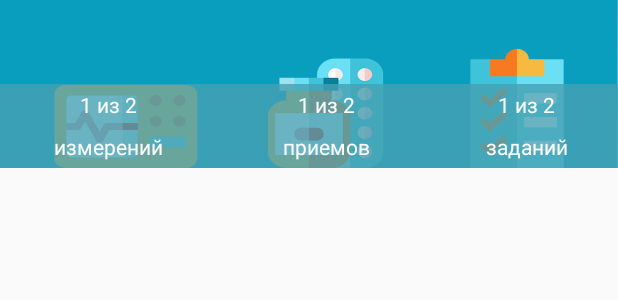
After one commit to robertkarklinsh/Keira, an Android app: the layout tracker_top.xml on its own in the app's theme, with its tools: preview values and no code run, on a phone screen of 412 x 824 dp. The commit adds this screen. Shown: the top 300 px of the screen. Run offline under Robolectric (Android 15) with nearby library versions, the phone set to English and light mode, and no system bars.

Commit message:
on the road to the merge

```diff
--- a/app/src/main/java/com/gattaca/team/ui/container/IContainer.java
+++ b/app/src/main/java/com/gattaca/team/ui/container/IContainer.java
@@ -1,6 +1,7 @@
 package com.gattaca.team.ui.container;
 
 import android.app.Activity;
+import android.content.Context;
 import android.view.View;
 
 import com.gattaca.team.R;
@@ -10,10 +11,12 @@ public abstract class IContainer<Model extends IContainerModel> {
     private final Class<Model> modelClass;
     private final View rootView;
     private Model model;
+    protected Context context;
 
     public IContainer(Activity screen, Class<Model> modelClass, final int rootViewId) {
         this.modelClass = modelClass;
         this.rootView = screen.findViewById(rootViewId);
+        this.context = screen;
         this.bindView();
     }
 
--- a/app/src/main/java/com/gattaca/team/ui/container/impl/TrackerContainer.java
+++ b/app/src/main/java/com/gattaca/team/ui/container/impl/TrackerContainer.java
@@ -2,6 +2,9 @@ package com.gattaca.team.ui.container.impl;
 
 import android.app.Activity;
 
+import android.support.v7.widget.DefaultItemAnimator;
+import android.support.v7.widget.LinearLayoutManager;
+import android.support.v7.widget.RecyclerView;
 import android.widget.RelativeLayout;
 
 import com.gattaca.team.R;
@@ -35,9 +38,14 @@ public final class TrackerContainer extends IContainer<TrackerModel> {
     @Override
     protected void reDraw() {
         //TODO: implements
-        TrackerModel model = (TrackerModel) this.getModel();
-        RelativeLayout rv = (RelativeLayout)this.getRootView();
+        TrackerModel model = this.getModel();
+        RelativeLayout relativeLayout = (RelativeLayout)this.getRootView();
 //        rv.addView();
+
+        RecyclerView rv = (RecyclerView) relativeLayout.findViewById(R.id.my_recycler_view);
+        rv.setLayoutManager(new LinearLayoutManager(context));
+        rv.setItemAnimator(new DefaultItemAnimator());
+
 
 
     }
--- a/app/src/main/res/layout/container_tracker.xml
+++ b/app/src/main/res/layout/container_tracker.xml
@@ -13,10 +13,17 @@
     tools:context="com.gattaca.team.ui.activity.MainActivity"
     tools:showIn="@layout/activity_main">
 
-    <TextView
+    <android.support.v7.widget.RecyclerView
+        android:id="@+id/my_recycler_view"
+        android:scrollbars="vertical"
         android:layout_width="match_parent"
         android:layout_height="match_parent"
-        android:gravity="center"
-        android:text="Tracker"
-        android:textSize="20sp" />
+        android:layout_alignParentStart="true" />
+
+    <!--<TextView-->
+        <!--android:layout_width="match_parent"-->
+        <!--android:layout_height="match_parent"-->
+        <!--android:gravity="center"-->
+        <!--android:text="Tracker"-->
+        <!--android:textSize="20sp" />-->
 </RelativeLayout>
--- /dev/null
+++ b/app/src/main/res/layout/tracker_top.xml
@@ -0,0 +1,95 @@
+<?xml version="1.0" encoding="utf-8"?>
+<LinearLayout xmlns:android="http://schemas.android.com/apk/res/android"
+    android:orientation="vertical" android:layout_width="match_parent"
+    android:background="@drawable/tracket_header_new"
+    android:layout_height="112dp">
+
+    <!--<ImageView-->
+        <!--android:id="@+id/header"-->
+        <!--android:layout_width="match_parent"-->
+        <!--android:layout_height="match_parent"-->
+        <!--android:src="@drawable/action_bar_expanded"-->
+        <!--android:fitsSystemWindows="true"-->
+        <!--android:scaleType="centerCrop" />-->
+
+
+    <android.support.design.widget.TabLayout
+        android:id="@+id/tabs1"
+        android:layout_width="match_parent"
+        android:layout_height="?attr/actionBarSize"
+        android:layout_gravity="center" />
+    <LinearLayout
+        android:id="@+id/ll1"
+        android:layout_width="match_parent"
+        android:background="@drawable/health_progress_bar1"
+        android:layout_gravity="bottom"
+        android:orientation="horizontal"
+        android:layout_height="?attr/actionBarSize">
+        <LinearLayout
+            android:layout_weight="1.2"
+            android:layout_width="0dp"
+            android:layout_height="match_parent"
+            android:orientation="vertical">
+            <TextView
+                android:layout_weight="1"
+                android:layout_width="wrap_content"
+                android:layout_height="0dp"
+                android:layout_gravity="center"
+                android:gravity="center_vertical"
+                android:textColor="#ffffff"
+                android:text = "1 из 2"/>
+            <TextView
+                android:layout_weight="1"
+                android:layout_width="wrap_content"
+                android:layout_height="0dp"
+                android:layout_gravity="center"
+                android:gravity="center_vertical"
+                android:textColor="#ffffff"
+                android:text = "измерений"/>
+        </LinearLayout>
+        <LinearLayout
+            android:layout_weight="1.2"
+            android:layout_width="0dp"
+            android:layout_height="match_parent"
+            android:orientation="vertical">
+            <TextView
+                android:layout_weight="1"
+                android:layout_width="wrap_content"
+                android:layout_height="0dp"
+                android:layout_gravity="center"
+                android:gravity="center_vertical"
+                android:textColor="#ffffff"
+                android:text = "1 из 2"/>
+            <TextView
+                android:layout_weight="1"
+                android:layout_width="wrap_content"
+                android:layout_height="0dp"
+                android:layout_gravity="center"
+                android:gravity="center_vertical"
+                android:textColor="#ffffff"
+                android:text = "приемов"/>
+        </LinearLayout>
+        <LinearLayout
+            android:layout_weight="1"
+            android:layout_width="0dp"
+            android:layout_height="match_parent"
+            android:orientation="vertical">
+            <TextView
+                android:layout_weight="1"
+                android:layout_width="wrap_content"
+                android:layout_height="0dp"
+                android:layout_gravity="center"
+                android:gravity="center_vertical"
+                android:textColor="#ffffff"
+                android:text = "1 из 2"/>
+            <TextView
+                android:layout_weight="1"
+                android:layout_width="wrap_content"
+                android:layout_height="0dp"
+                android:layout_gravity="center"
+                android:textColor="#ffffff"
+                android:gravity="center_vertical"
+                android:text = "заданий"/>
+        </LinearLayout>
+    </LinearLayout>
+</LinearLayout>
```
Also changed, not shown: app/src/main/res/drawable/tracket_header_new.png (added), app/src/main/res/drawable/tracket_hear_items.png (added).
